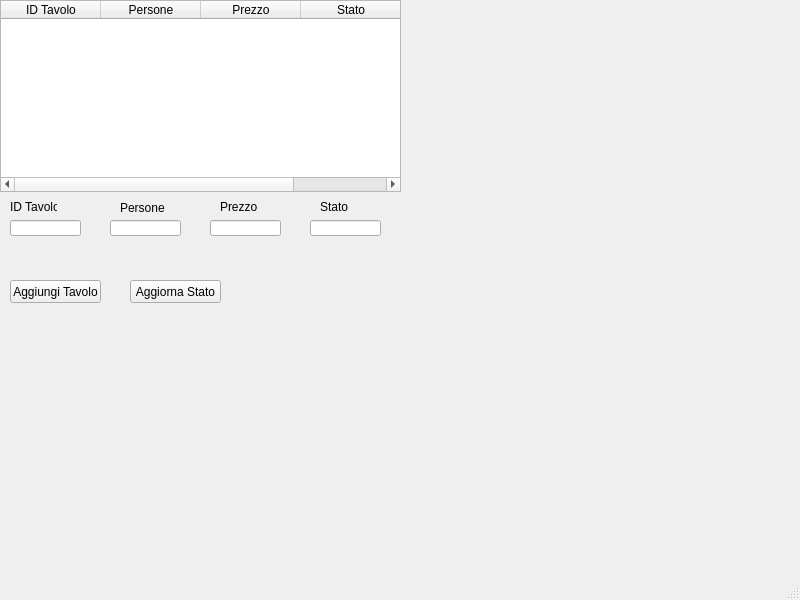
This is gui/designer/pub/gestione_pagamenti.ui in ritataa/ParthenoPub as Qt 5 draws it before an edit. The edited form follows.
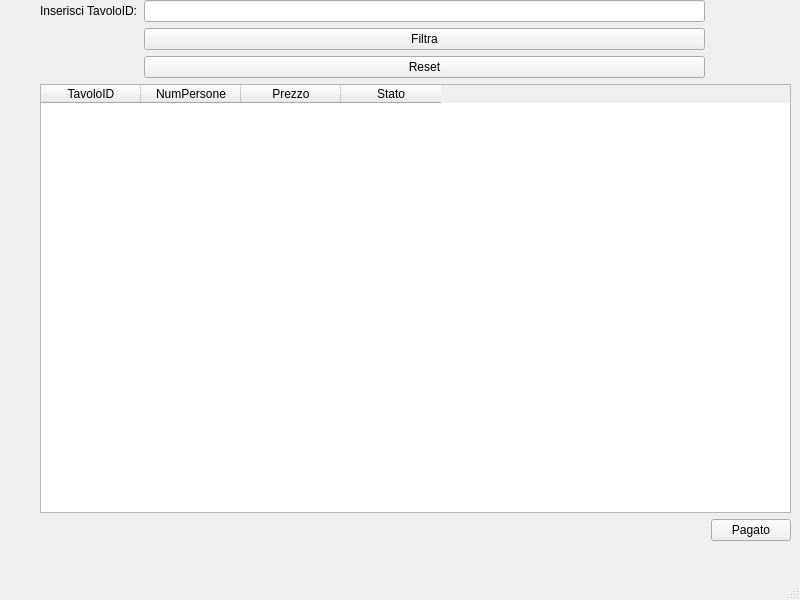
This is the edited form.

What changed in the file:
```diff
--- a/gui/designer/pub/gestione_pagamenti.ui
+++ b/gui/designer/pub/gestione_pagamenti.ui
@@ -14,23 +14,50 @@
    <string>MainWindow</string>
   </property>
   <widget class="QWidget" name="centralwidget">
-   <widget class="QTableWidget" name="tableWidgetTavoli">
+   <widget class="QWidget" name="">
     <property name="geometry">
      <rect>
-      <x>0</x>
+      <x>40</x>
       <y>0</y>
-      <width>401</width>
-      <height>192</height>
+      <width>751</width>
+      <height>541</height>
      </rect>
     </property>
+    <layout class="QGridLayout" name="gridLayout">
+     <item row="4" column="2">
+      <widget class="QPushButton" name="pushButton_pagato">
+       <property name="text">
+        <string>Pagato</string>
+       </property>
+      </widget>
+     </item>
+     <item row="0" column="1">
+      <widget class="QLineEdit" name="lineEdit_filtro"/>
+     </item>
+     <item row="0" column="0">
+      <widget class="QLabel" name="label_filtro">
+       <property name="text">
+        <string>Inserisci TavoloID:</string>
+       </property>
+      </widget>
+     </item>
+     <item row="1" column="1">
+      <widget class="QPushButton" name="pushButton_filtra">
+       <property name="text">
+        <string>Filtra</string>
+       </property>
+      </widget>
+     </item>
+     <item row="3" column="0" colspan="3">
+      <widget class="QTableWidget" name="tableWidget_pagamenti">
     <column>
      <property name="text">
-      <string>ID Tavolo</string>
+         <string>TavoloID</string>
      </property>
     </column>
     <column>
      <property name="text">
-      <string>Persone</string>
+         <string>NumPersone</string>
      </property>
     </column>
     <column>
@@ -44,123 +71,15 @@
      </property>
     </column>
    </widget>
-   <widget class="QLabel" name="label">
-    <property name="geometry">
-     <rect>
-      <x>10</x>
-      <y>200</y>
-      <width>47</width>
-      <height>13</height>
-     </rect>
-    </property>
+     </item>
+     <item row="2" column="1">
+      <widget class="QPushButton" name="pushButton_reset">
     <property name="text">
-     <string>ID Tavolo </string>
-    </property>
-   </widget>
-   <widget class="QLabel" name="label_2">
-    <property name="geometry">
-     <rect>
-      <x>120</x>
-      <y>200</y>
-      <width>47</width>
-      <height>16</height>
-     </rect>
-    </property>
-    <property name="text">
-     <string>Persone</string>
-    </property>
-   </widget>
-   <widget class="QLabel" name="label_3">
-    <property name="geometry">
-     <rect>
-      <x>220</x>
-      <y>200</y>
-      <width>47</width>
-      <height>13</height>
-     </rect>
-    </property>
-    <property name="text">
-     <string>Prezzo</string>
-    </property>
-   </widget>
-   <widget class="QLabel" name="label_4">
-    <property name="geometry">
-     <rect>
-      <x>320</x>
-      <y>200</y>
-      <width>47</width>
-      <height>13</height>
-     </rect>
-    </property>
-    <property name="text">
-     <string>Stato</string>
-    </property>
-   </widget>
-   <widget class="QLineEdit" name="lineEditID">
-    <property name="geometry">
-     <rect>
-      <x>10</x>
-      <y>220</y>
-      <width>71</width>
-      <height>16</height>
-     </rect>
-    </property>
-   </widget>
-   <widget class="QLineEdit" name="lineEditPersone">
-    <property name="geometry">
-     <rect>
-      <x>110</x>
-      <y>220</y>
-      <width>71</width>
-      <height>16</height>
-     </rect>
-    </property>
-   </widget>
-   <widget class="QLineEdit" name="lineEditPrezzo">
-    <property name="geometry">
-     <rect>
-      <x>210</x>
-      <y>220</y>
-      <width>71</width>
-      <height>16</height>
-     </rect>
-    </property>
-   </widget>
-   <widget class="QLineEdit" name="lineEditStato">
-    <property name="geometry">
-     <rect>
-      <x>310</x>
-      <y>220</y>
-      <width>71</width>
-      <height>16</height>
-     </rect>
-    </property>
-   </widget>
-   <widget class="QPushButton" name="pushButtonAggiungi">
-    <property name="geometry">
-     <rect>
-      <x>10</x>
-      <y>280</y>
-      <width>91</width>
-      <height>23</height>
-     </rect>
-    </property>
-    <property name="text">
-     <string>Aggiungi Tavolo</string>
-    </property>
-   </widget>
-   <widget class="QPushButton" name="pushButtonAggiorna">
-    <property name="geometry">
-     <rect>
-      <x>130</x>
-      <y>280</y>
-      <width>91</width>
-      <height>23</height>
-     </rect>
-    </property>
-    <property name="text">
-     <string>Aggiorna Stato</string>
-    </property>
+        <string>Reset</string>
+       </property>
+      </widget>
+     </item>
+    </layout>
    </widget>
   </widget>
   <widget class="QMenuBar" name="menubar">
```
Left out of the diff: 2 changed lines with no effect on the pictures. Lines whose indentation alone changed are shown as unchanged.
